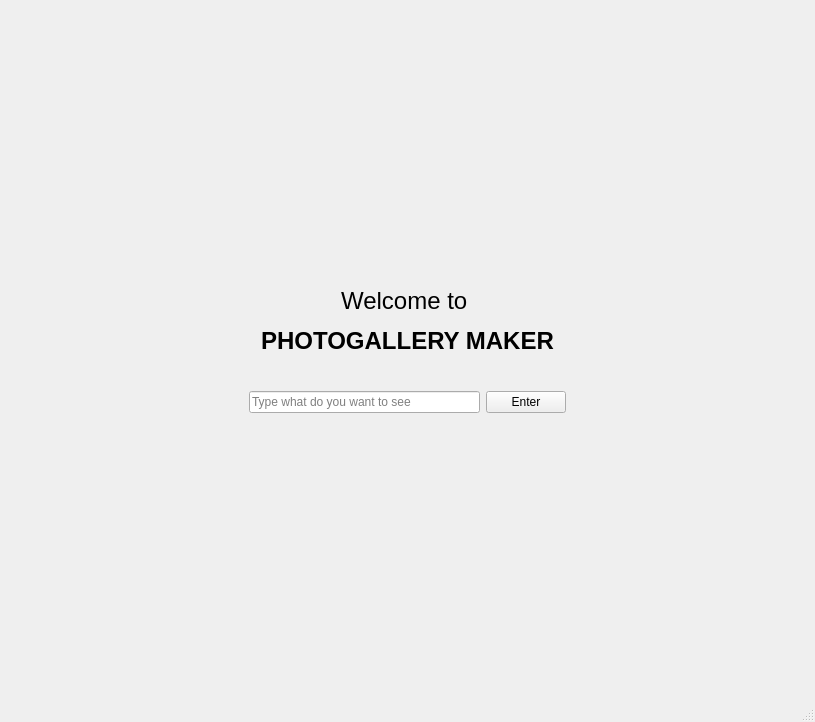
Before: the Qt Designer form PhotoGalleryMaker.ui in hgolebi/Photo_Gallery_Maker, drawn with Qt 5.
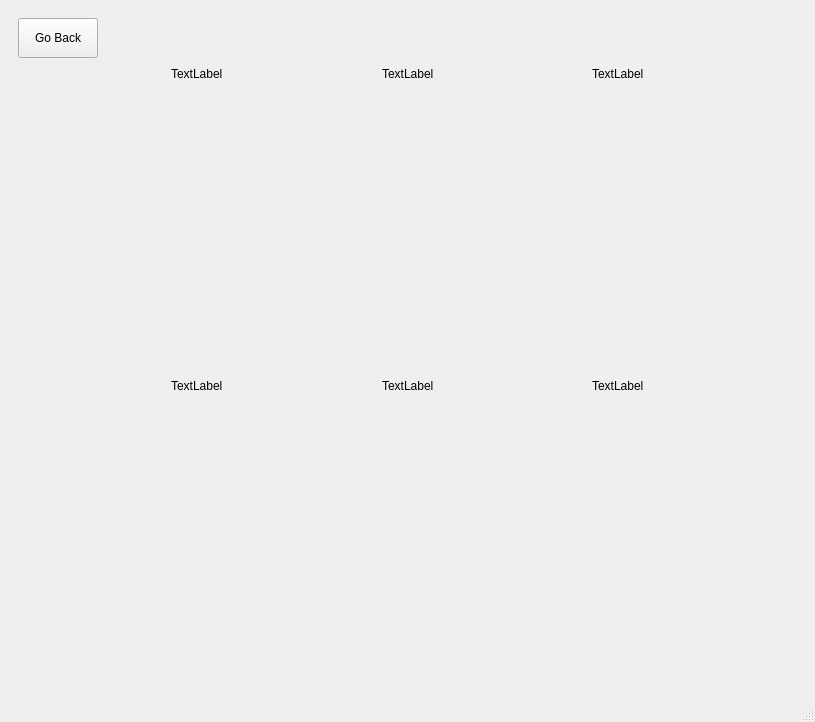
After: the same form once the commit is applied. The open tabs and pages were chosen to show the change. Icons and pictures are not drawn.

Commit message: implemented save, collage and few smaller improvements

What changed in the file:
```diff
--- a/PhotoGalleryMaker.ui
+++ b/PhotoGalleryMaker.ui
@@ -476,6 +476,226 @@
            <string>&gt;</string>
           </property>
          </widget>
+        </item>
+        <item>
+         <spacer name="horizontalSpacer_7">
+          <property name="orientation">
+           <enum>Qt::Horizontal</enum>
+          </property>
+          <property name="sizeHint" stdset="0">
+           <size>
+            <width>40</width>
+            <height>20</height>
+           </size>
+          </property>
+         </spacer>
+        </item>
+       </layout>
+      </widget>
+      <widget class="QWidget" name="stackPage4">
+       <layout class="QVBoxLayout" name="verticalLayout_9">
+        <item>
+         <layout class="QHBoxLayout" name="horizontalLayout_8">
+          <item alignment="Qt::AlignLeft|Qt::AlignTop">
+           <widget class="QPushButton" name="returnButton">
+            <property name="sizePolicy">
+             <sizepolicy hsizetype="Fixed" vsizetype="Fixed">
+              <horstretch>0</horstretch>
+              <verstretch>0</verstretch>
+             </sizepolicy>
+            </property>
+            <property name="minimumSize">
+             <size>
+              <width>60</width>
+              <height>40</height>
+             </size>
+            </property>
+            <property name="text">
+             <string>Go Back</string>
+            </property>
+           </widget>
+          </item>
+         </layout>
+        </item>
+        <item>
+         <layout class="QHBoxLayout" name="horizontalLayout_5">
+          <item>
+           <spacer name="horizontalSpacer_11">
+            <property name="orientation">
+             <enum>Qt::Horizontal</enum>
+            </property>
+            <property name="sizeHint" stdset="0">
+             <size>
+              <width>40</width>
+              <height>20</height>
+             </size>
+            </property>
+           </spacer>
+          </item>
+          <item>
+           <widget class="QLabel" name="collageImg1">
+            <property name="text">
+             <string>TextLabel</string>
+            </property>
+           </widget>
+          </item>
+          <item>
+           <spacer name="horizontalSpacer_8">
+            <property name="orientation">
+             <enum>Qt::Horizontal</enum>
+            </property>
+            <property name="sizeHint" stdset="0">
+             <size>
+              <width>40</width>
+              <height>20</height>
+             </size>
+            </property>
+           </spacer>
+          </item>
+          <item>
+           <widget class="QLabel" name="collageImg2">
+            <property name="text">
+             <string>TextLabel</string>
+            </property>
+           </widget>
+          </item>
+          <item>
+           <spacer name="horizontalSpacer_9">
+            <property name="orientation">
+             <enum>Qt::Horizontal</enum>
+            </property>
+            <property name="sizeHint" stdset="0">
+             <size>
+              <width>40</width>
+              <height>20</height>
+             </size>
+            </property>
+           </spacer>
+          </item>
+          <item>
+           <widget class="QLabel" name="collageImg3">
+            <property name="text">
+             <string>TextLabel</string>
+            </property>
+           </widget>
+          </item>
+          <item>
+           <spacer name="horizontalSpacer_10">
+            <property name="orientation">
+             <enum>Qt::Horizontal</enum>
+            </property>
+            <property name="sizeHint" stdset="0">
+             <size>
+              <width>40</width>
+              <height>20</height>
+             </size>
+            </property>
+           </spacer>
+          </item>
+         </layout>
+        </item>
+        <item>
+         <spacer name="verticalSpacer_3">
+          <property name="orientation">
+           <enum>Qt::Vertical</enum>
+          </property>
+          <property name="sizeHint" stdset="0">
+           <size>
+            <width>20</width>
+            <height>40</height>
+           </size>
+          </property>
+         </spacer>
+        </item>
+        <item>
+         <layout class="QHBoxLayout" name="horizontalLayout_7">
+          <item>
+           <spacer name="horizontalSpacer_12">
+            <property name="orientation">
+             <enum>Qt::Horizontal</enum>
+            </property>
+            <property name="sizeHint" stdset="0">
+             <size>
+              <width>40</width>
+              <height>20</height>
+             </size>
+            </property>
+           </spacer>
+          </item>
+          <item>
+           <widget class="QLabel" name="collageImg4">
+            <property name="text">
+             <string>TextLabel</string>
+            </property>
+           </widget>
+          </item>
+          <item>
+           <spacer name="horizontalSpacer_13">
+            <property name="orientation">
+             <enum>Qt::Horizontal</enum>
+            </property>
+            <property name="sizeHint" stdset="0">
+             <size>
+              <width>40</width>
+              <height>20</height>
+             </size>
+            </property>
+           </spacer>
+          </item>
+          <item>
+           <widget class="QLabel" name="collageImg5">
+            <property name="text">
+             <string>TextLabel</string>
+            </property>
+           </widget>
+          </item>
+          <item>
+           <spacer name="horizontalSpacer_14">
+            <property name="orientation">
+             <enum>Qt::Horizontal</enum>
+            </property>
+            <property name="sizeHint" stdset="0">
+             <size>
+              <width>40</width>
+              <height>20</height>
+             </size>
+            </property>
+           </spacer>
+          </item>
+          <item>
+           <widget class="QLabel" name="collageImg6">
+            <property name="text">
+             <string>TextLabel</string>
+            </property>
+           </widget>
+          </item>
+          <item>
+           <spacer name="horizontalSpacer_15">
+            <property name="orientation">
+             <enum>Qt::Horizontal</enum>
+            </property>
+            <property name="sizeHint" stdset="0">
+             <size>
+              <width>40</width>
+              <height>20</height>
+             </size>
+            </property>
+           </spacer>
+          </item>
+         </layout>
+        </item>
+        <item>
+         <spacer name="verticalSpacer_4">
+          <property name="orientation">
+           <enum>Qt::Vertical</enum>
+          </property>
+          <property name="sizeHint" stdset="0">
+           <size>
+            <width>20</width>
+            <height>40</height>
+           </size>
+          </property>
+         </spacer>
         </item>
        </layout>
       </widget>
```
Left out of the diff: 97 changed lines with no effect on the pictures. The commit also changes 2 other files.
